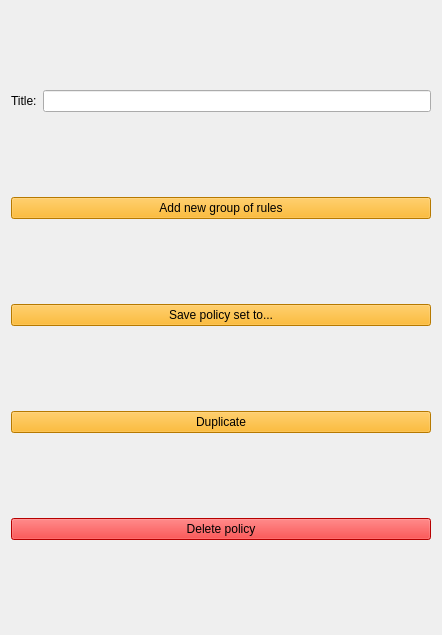
This is Source/GUI/Qt/policymenu.ui in MediaArea/MediaConch_SourceCode as Qt 5 draws it before an edit. The edited form follows.
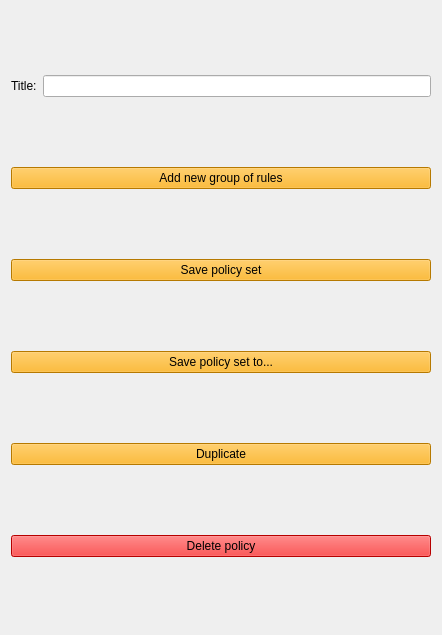
This is the edited form.

Commit message: Policies: change export to save and save to

Patch:
```diff
--- a/Source/GUI/Qt/policymenu.ui
+++ b/Source/GUI/Qt/policymenu.ui
@@ -17,6 +17,21 @@
    </sizepolicy>
   </property>
   <layout class="QGridLayout" name="gridLayout">
+   <item row="4" column="0" colspan="2">
+    <widget class="QPushButton" name="duplicatePolicy">
+     <property name="focusPolicy">
+      <enum>Qt::NoFocus</enum>
+     </property>
+     <property name="styleSheet">
+      <string notr="true">background-color: rgb(255, 170, 0);
+selection-background-color: rgb(255, 170, 0);
+</string>
+     </property>
+     <property name="text">
+      <string>Duplicate</string>
+     </property>
+    </widget>
+   </item>
    <item row="0" column="0">
     <widget class="QLabel" name="labelTitle">
      <property name="text">
@@ -39,8 +54,8 @@
      </property>
     </widget>
    </item>
-   <item row="2" column="0" colspan="2">
-    <widget class="QPushButton" name="exportPolicy">
+   <item row="3" column="0" colspan="2">
+    <widget class="QPushButton" name="savePolicyTo">
      <property name="focusPolicy">
       <enum>Qt::NoFocus</enum>
      </property>
@@ -53,7 +68,7 @@
      </property>
     </widget>
    </item>
-   <item row="4" column="0" colspan="2">
+   <item row="5" column="0" colspan="2">
     <widget class="QPushButton" name="deletePolicy">
      <property name="focusPolicy">
       <enum>Qt::NoFocus</enum>
@@ -71,8 +86,8 @@
    <item row="0" column="1">
     <widget class="QLineEdit" name="title"/>
    </item>
-   <item row="3" column="0" colspan="2">
-    <widget class="QPushButton" name="duplicatePolicy">
+   <item row="2" column="0" colspan="2">
+    <widget class="QPushButton" name="savePolicy">
      <property name="focusPolicy">
       <enum>Qt::NoFocus</enum>
      </property>
@@ -82,7 +97,7 @@
 </string>
      </property>
      <property name="text">
-      <string>Duplicate</string>
+      <string>Save policy set</string>
      </property>
     </widget>
    </item>
```
The commit also changes 6 other files.
